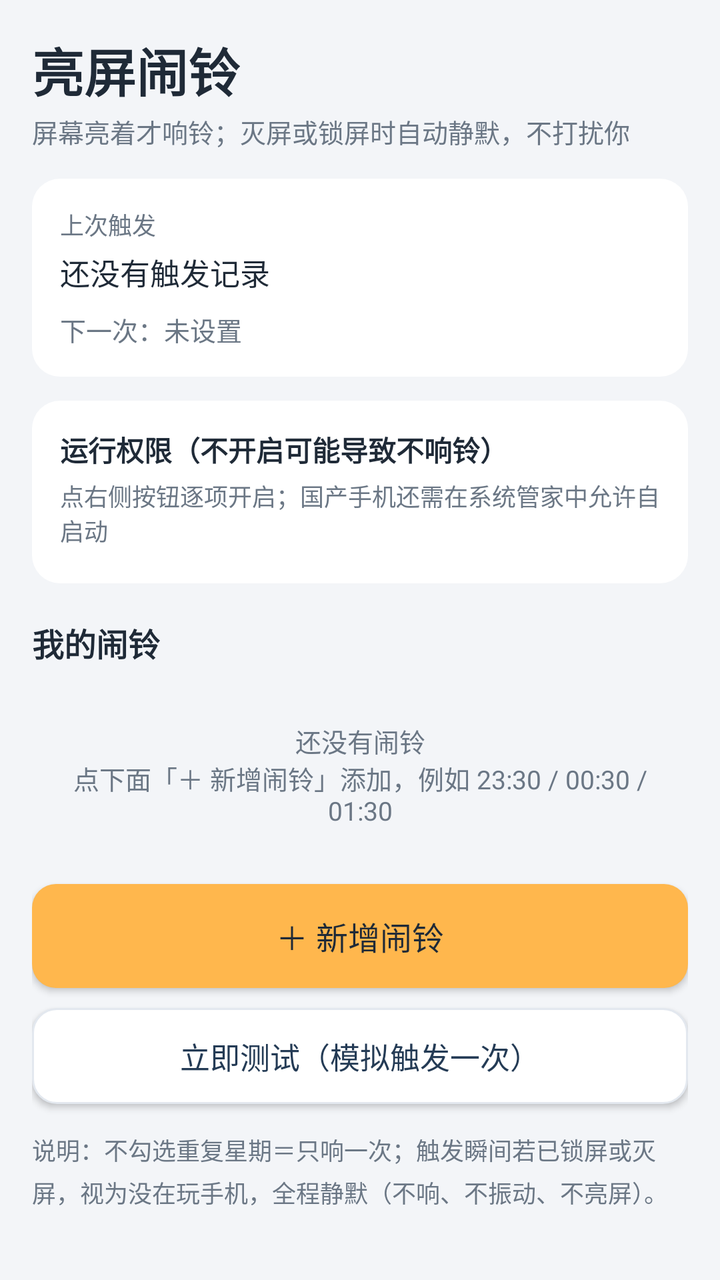
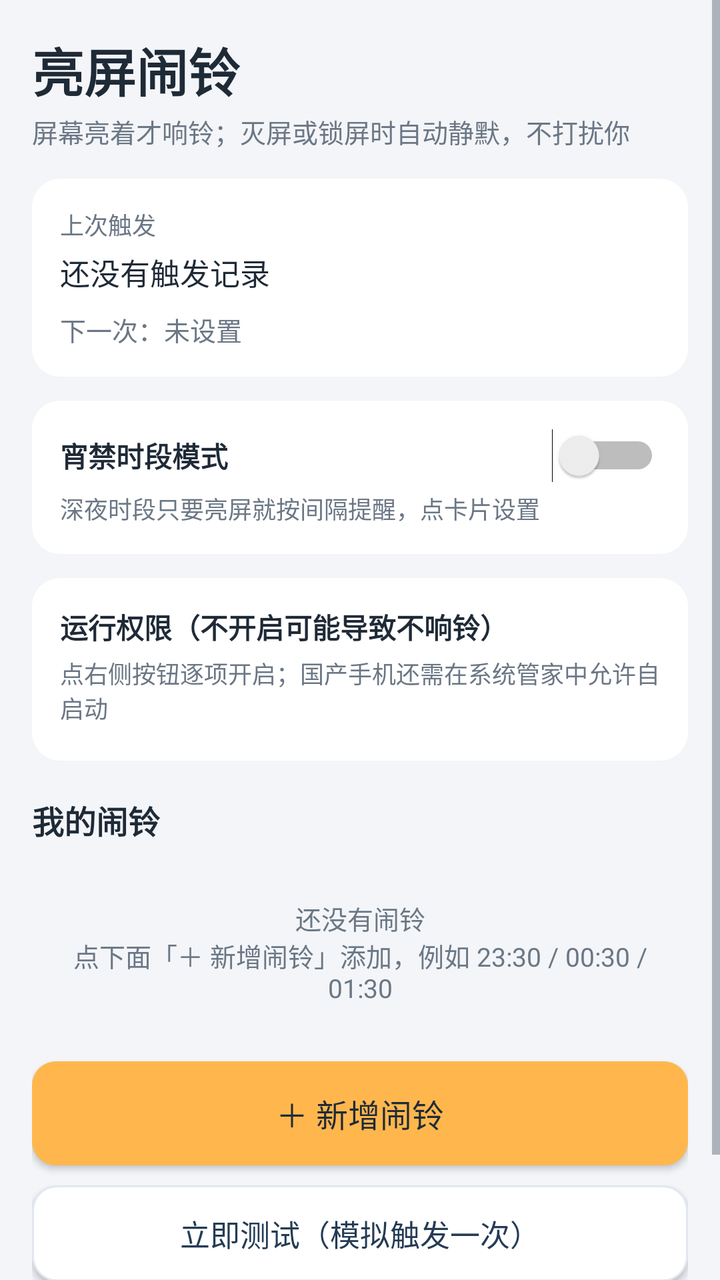

Compare the two renders of this Android layout. The source of the first and the diff that turns it into the second are given below.
<!-- AndroidManifest.xml: application theme Theme.LightAlarm -->
<!-- res/layout/activity_main.xml -->
<?xml version="1.0" encoding="utf-8"?>
<ScrollView xmlns:android="http://schemas.android.com/apk/res/android"
    android:layout_width="match_parent"
    android:layout_height="match_parent"
    android:background="@color/bg"
    android:fillViewport="true">

    <LinearLayout
        android:layout_width="match_parent"
        android:layout_height="wrap_content"
        android:orientation="vertical"
        android:padding="16dp">

        <TextView
            android:layout_width="wrap_content"
            android:layout_height="wrap_content"
            android:text="亮屏闹铃"
            android:textColor="@color/text"
            android:textSize="26sp"
            android:textStyle="bold" />

        <TextView
            android:layout_width="match_parent"
            android:layout_height="wrap_content"
            android:paddingBottom="14dp"
            android:paddingTop="2dp"
            android:text="屏幕亮着才响铃；灭屏或锁屏时自动静默，不打扰你"
            android:textColor="@color/sub"
            android:textSize="13sp" />

        <LinearLayout
            android:layout_width="match_parent"
            android:layout_height="wrap_content"
            android:background="@drawable/bg_card"
            android:orientation="vertical"
            android:padding="14dp">

            <TextView
                android:layout_width="wrap_content"
                android:layout_height="wrap_content"
                android:text="上次触发"
                android:textColor="@color/sub"
                android:textSize="12sp" />

            <TextView
                android:id="@+id/tvLastStatus"
                android:layout_width="match_parent"
                android:layout_height="wrap_content"
                android:paddingTop="4dp"
                android:text="还没有触发记录"
                android:textColor="@color/text"
                android:textSize="15sp" />

            <TextView
                android:id="@+id/tvNextAlarm"
                android:layout_width="match_parent"
                android:layout_height="wrap_content"
                android:paddingTop="8dp"
                android:text="下一次：未设置"
                android:textColor="@color/sub"
                android:textSize="13sp" />
        </LinearLayout>

        <LinearLayout
            android:layout_width="match_parent"
            android:layout_height="wrap_content"
            android:layout_marginTop="12dp"
            android:background="@drawable/bg_card"
            android:orientation="vertical"
            android:padding="14dp">

            <TextView
                android:id="@+id/tvPermTitle"
                android:layout_width="wrap_content"
                android:layout_height="wrap_content"
                android:text="运行权限（不开启可能导致不响铃）"
                android:textColor="@color/text"
                android:textSize="14sp"
                android:textStyle="bold" />

            <LinearLayout
                android:id="@+id/permBody"
                android:layout_width="match_parent"
                android:layout_height="wrap_content"
                android:orientation="vertical">

                <TextView
                    android:layout_width="match_parent"
                    android:layout_height="wrap_content"
                    android:paddingTop="4dp"
                    android:text="点右侧按钮逐项开启；国产手机还需在系统管家中允许自启动"
                    android:textColor="@color/sub"
                    android:textSize="12sp" />

                <LinearLayout
                    android:id="@+id/permContainer"
                    android:layout_width="match_parent"
                    android:layout_height="wrap_content"
                    android:orientation="vertical"
                    android:paddingTop="4dp" />
            </LinearLayout>
        </LinearLayout>

        <TextView
            android:layout_width="wrap_content"
            android:layout_height="wrap_content"
            android:layout_marginBottom="8dp"
            android:layout_marginTop="18dp"
            android:text="我的闹铃"
            android:textColor="@color/text"
            android:textSize="16sp"
            android:textStyle="bold" />

        <LinearLayout
            android:id="@+id/alarmContainer"
            android:layout_width="match_parent"
            android:layout_height="wrap_content"
            android:orientation="vertical" />

        <TextView
            android:id="@+id/tvEmpty"
            android:layout_width="match_parent"
            android:layout_height="wrap_content"
            android:gravity="center"
            android:padding="20dp"
            android:text="还没有闹铃\n点下面「＋ 新增闹铃」添加，例如 23:30 / 00:30 / 01:30"
            android:textColor="@color/sub"
            android:textSize="13sp" />

        <Button
            android:id="@+id/btnAdd"
            android:layout_width="match_parent"
            android:layout_height="52dp"
            android:layout_marginTop="8dp"
            android:background="@drawable/bg_button_primary"
            android:text="＋ 新增闹铃"
            android:textAllCaps="false"
            android:textColor="#FF1F2A37"
            android:textSize="16sp" />

        <Button
            android:id="@+id/btnTest"
            android:layout_width="match_parent"
            android:layout_height="48dp"
            android:layout_marginTop="10dp"
            android:background="@drawable/bg_button_secondary"
            android:text="立即测试（模拟触发一次）"
            android:textAllCaps="false"
            android:textColor="@color/primary"
            android:textSize="15sp" />

        <TextView
            android:layout_width="match_parent"
            android:layout_height="wrap_content"
            android:lineSpacingExtra="4dp"
            android:paddingTop="14dp"
            android:text="说明：不勾选重复星期＝只响一次；触发瞬间若已锁屏或灭屏，视为没在玩手机，全程静默（不响、不振动、不亮屏）。"
            android:textColor="@color/sub"
            android:textSize="12sp" />

    </LinearLayout>
</ScrollView>
<!-- resources referenced by this layout -->
<resources>
  <color name="bg">#FFF3F5F8</color>
  <color name="primary">#FF243B55</color>
  <color name="sub">#FF6B7785</color>
  <color name="text">#FF1F2A37</color>
  <!-- drawable bg_button_primary (drawable) -->
  <?xml version="1.0" encoding="utf-8"?>
  <shape xmlns:android="http://schemas.android.com/apk/res/android"
      android:shape="rectangle">
      <solid android:color="@color/accent" />
      <corners android:radius="12dp" />
  </shape>
  <!-- drawable bg_button_secondary (drawable) -->
  <?xml version="1.0" encoding="utf-8"?>
  <shape xmlns:android="http://schemas.android.com/apk/res/android"
      android:shape="rectangle">
      <solid android:color="#FFFFFFFF" />
      <stroke
          android:width="1dp"
          android:color="@color/divider" />
      <corners android:radius="12dp" />
  </shape>
  <!-- drawable bg_card (drawable) -->
  <?xml version="1.0" encoding="utf-8"?>
  <shape xmlns:android="http://schemas.android.com/apk/res/android"
      android:shape="rectangle">
      <solid android:color="@color/card" />
      <corners android:radius="14dp" />
  </shape>
  <style name="Theme.LightAlarm" parent="Theme.AppCompat.Light.NoActionBar">
          <item name="colorPrimary">@color/primary</item>
          <item name="colorPrimaryDark">@color/primary_dark</item>
          <item name="colorAccent">@color/accent</item>
          <item name="android:windowBackground">@color/bg</item>
          <item name="android:statusBarColor">@color/primary_dark</item>
          <item name="android:textColorPrimary">@color/text</item>
          <item name="android:textColorSecondary">@color/sub</item>
      </style>
  <color name="accent">#FFFFB74D</color>
  <color name="divider">#FFE3E8EF</color>
  <color name="card">#FFFFFFFF</color>
  <color name="primary_dark">#FF16232F</color>
</resources>

<!-- the commit's change to res/layout/activity_main.xml (unified diff, before → after) -->
@@ -59,6 +59,46 @@
                 android:text="下一次：未设置"
                 android:textColor="@color/sub"
                 android:textSize="13sp" />
+        </LinearLayout>
+
+        <LinearLayout
+            android:id="@+id/curfewCard"
+            android:layout_width="match_parent"
+            android:layout_height="wrap_content"
+            android:layout_marginTop="12dp"
+            android:background="@drawable/bg_card"
+            android:orientation="vertical"
+            android:padding="14dp">
+
+            <LinearLayout
+                android:layout_width="match_parent"
+                android:layout_height="wrap_content"
+                android:gravity="center_vertical"
+                android:orientation="horizontal">
+
+                <TextView
+                    android:layout_width="0dp"
+                    android:layout_height="wrap_content"
+                    android:layout_weight="1"
+                    android:text="宵禁时段模式"
+                    android:textColor="@color/text"
+                    android:textSize="14sp"
+                    android:textStyle="bold" />
+
+                <Switch
+                    android:id="@+id/switchCurfew"
+                    android:layout_width="wrap_content"
+                    android:layout_height="wrap_content" />
+            </LinearLayout>
+
+            <TextView
+                android:id="@+id/tvCurfewInfo"
+                android:layout_width="match_parent"
+                android:layout_height="wrap_content"
+                android:paddingTop="4dp"
+                android:text="深夜时段只要亮屏就按间隔提醒，点卡片设置"
+                android:textColor="@color/sub"
+                android:textSize="12sp" />
         </LinearLayout>
 
         <LinearLayout
